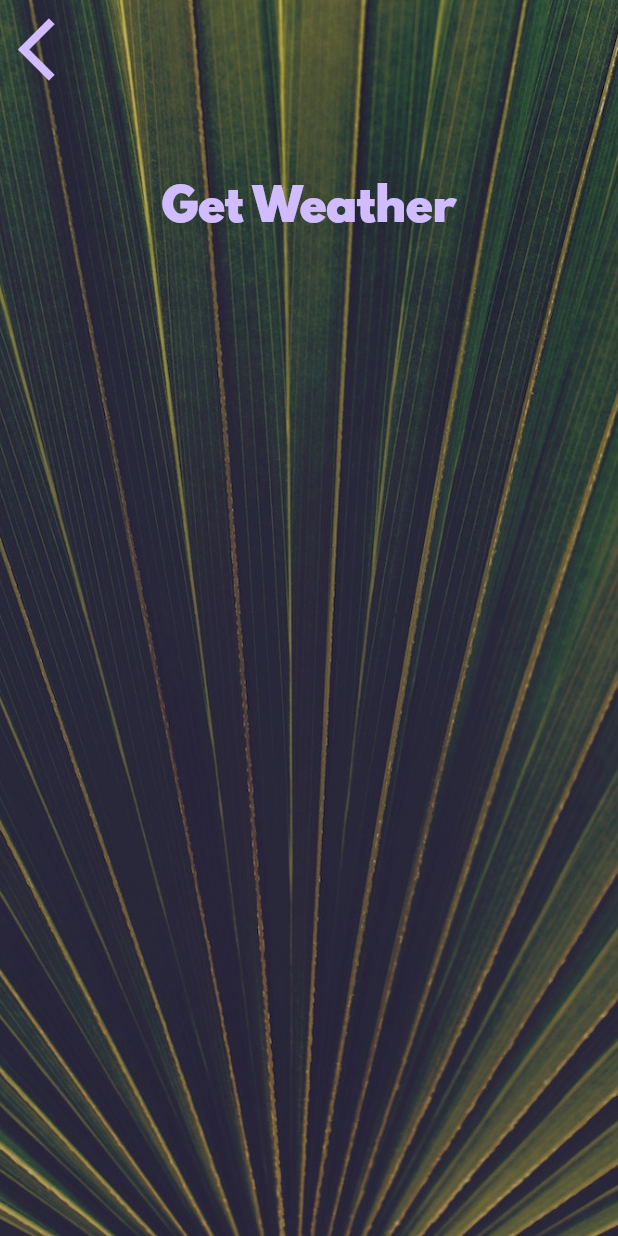
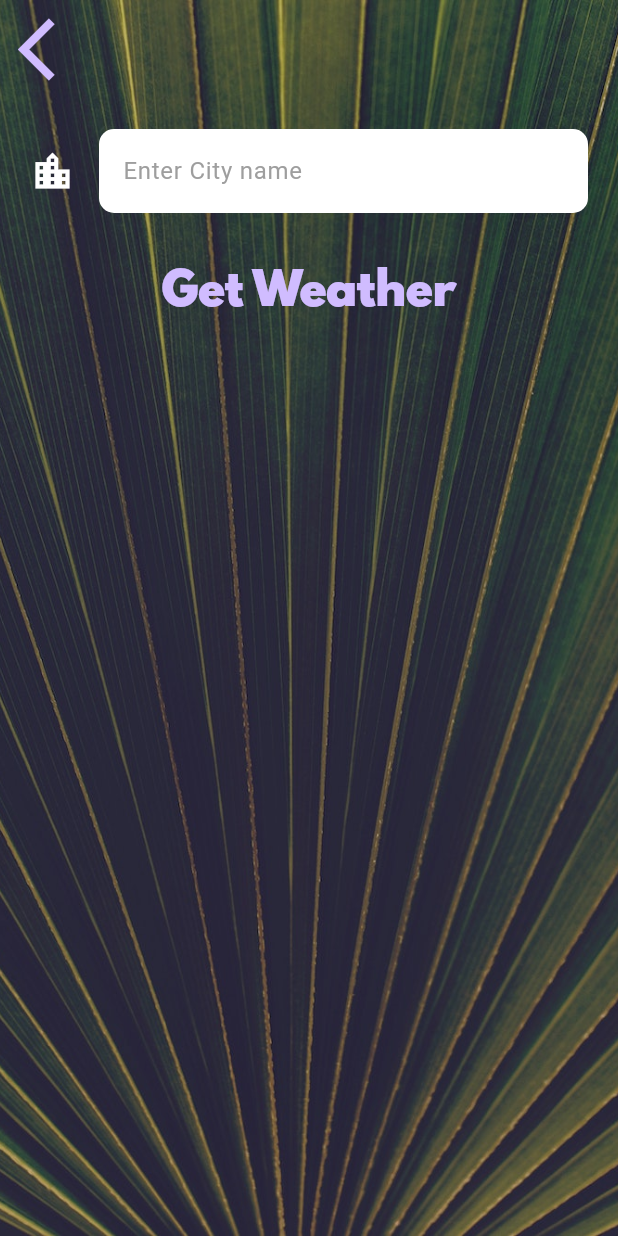
Before and after one commit to dil-nawaz-khan/climate_flutter_app, a Flutter app: the CityScreen screen opened directly, on a phone screen of 412 x 824 dp. Run offline on Flutter 3.47's test engine with Material 3 defaults, Android fonts, the phone set to English and light mode, and no system bars; our stand-ins replace flutter_spinkit, geolocator.

Commit message:
final commit

```diff
--- a/lib/screens/city_screen.dart
+++ b/lib/screens/city_screen.dart
@@ -10,6 +10,7 @@ class CityScreen extends StatefulWidget {
 }
 
 class _CityScreenState extends State<CityScreen> {
+  late String cityName;
   @override
   Widget build(BuildContext context) {
     return Scaffold(
@@ -27,13 +28,26 @@ class _CityScreenState extends State<CityScreen> {
               Align(
                 alignment: Alignment.topLeft,
                 child: TextButton(
-                  onPressed: () {},
+                  onPressed: () {
+                    Navigator.pop(context);
+                  },
                   child: Icon(Icons.arrow_back_ios, size: 50.0),
                 ),
               ),
-              Container(padding: EdgeInsets.all(20.0), child: null),
+              Container(
+                padding: EdgeInsets.all(20.0),
+                child: TextField(
+                  style: TextStyle(color: Colors.black),
+                  decoration: kTextFieldInputDecoration,
+                  onChanged: (value) {
+                    cityName = value;
+                  },
+                ),
+              ),
               TextButton(
-                onPressed: () {},
+                onPressed: () {
+                  Navigator.pop(context, cityName);
+                },
                 child: Text('Get Weather', style: kButtonTextStyle),
               ),
             ],
--- a/lib/utils/constants.dart
+++ b/lib/utils/constants.dart
@@ -7,3 +7,15 @@ const kMessageTextStyle = TextStyle(fontFamily: 'Spartan MB', fontSize: 60.0);
 const kButtonTextStyle = TextStyle(fontSize: 30.0, fontFamily: 'Spartan MB');
 
 const kConditionTextStyle = TextStyle(fontSize: 100.0);
+
+const kTextFieldInputDecoration = InputDecoration(
+  filled: true,
+  fillColor: Colors.white,
+  icon: Icon(Icons.location_city, color: Colors.white, size: 30.0),
+  hintText: 'Enter City name',
+  hintStyle: TextStyle(color: Colors.grey),
+  border: OutlineInputBorder(
+    borderRadius: BorderRadius.all(Radius.circular(10.0)),
+    borderSide: BorderSide.none,
+  ),
+);
```
Also changed, not shown: lib/screens/location_screen.dart (+25 -5 lines), lib/services/weather.dart (+23 -4 lines).
